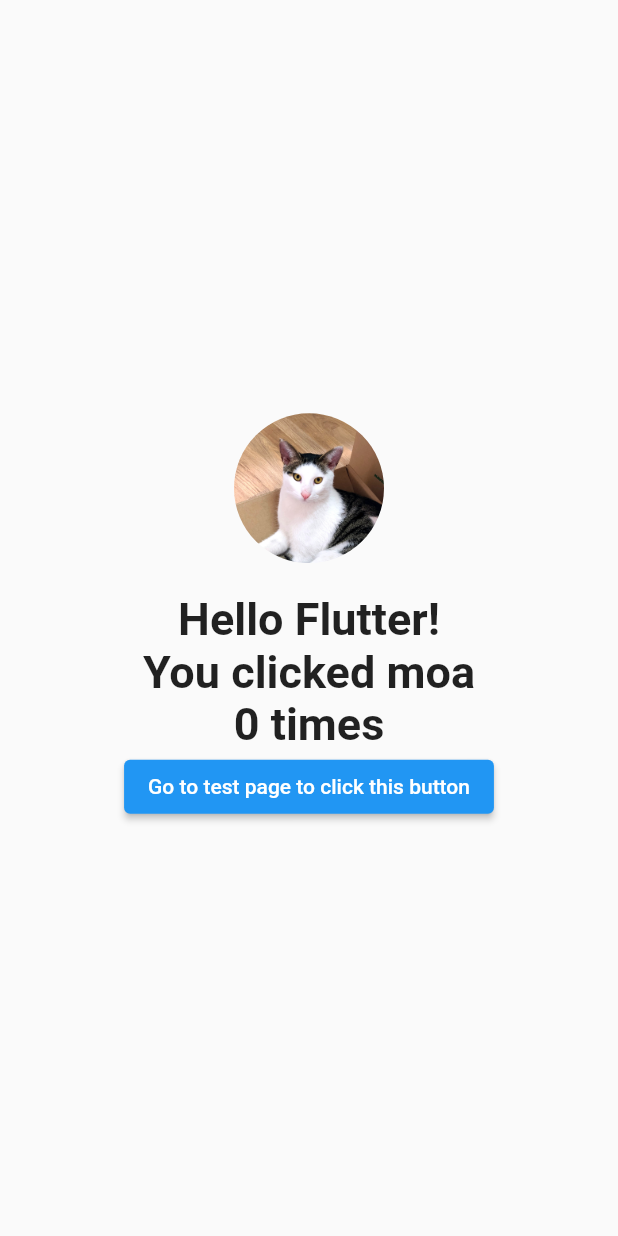
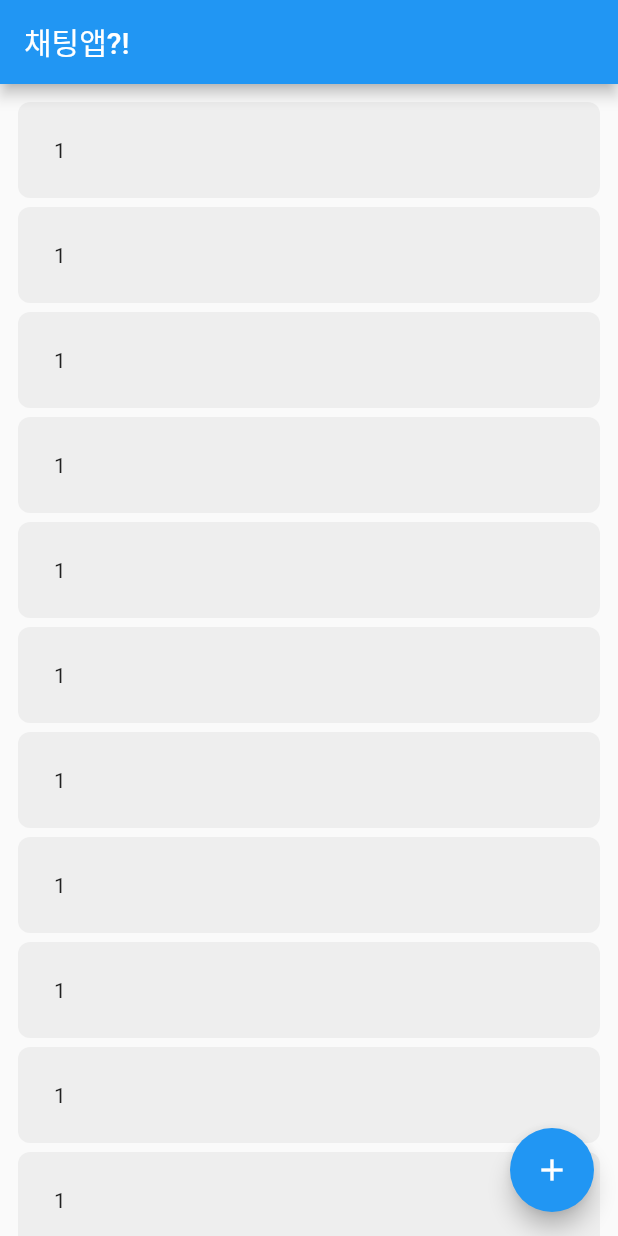
Before and after one commit to hsh2001/flutter-node-chat-app-exam, a Flutter app: the screen it shows after launch, on a phone screen of 412 x 824 dp. Run offline on Flutter 3.47's test engine with Material 2 defaults, Android fonts, the phone set to English and light mode, and no system bars; our stand-ins replace get.

Commit message:
Create UI

```diff
--- a/client/lib/constant.dart
+++ b/client/lib/constant.dart
@@ -3,3 +3,5 @@
 import 'package:flutter/material.dart';
 
 const primaryColor = Colors.red;
+
+const apiServerURL = 'localhost:3000';
--- a/client/lib/main.dart
+++ b/client/lib/main.dart
@@ -1,10 +1,7 @@
 import 'package:flutter/material.dart';
 import 'package:get/get.dart';
-import 'package:provider/provider.dart';
 
-import 'provider/count_provider.dart';
 import 'screen/home_screen.dart';
-import 'screen/test_screen.dart';
 
 void main() => runApp(const MyApp());
 
@@ -13,21 +10,10 @@ class MyApp extends StatelessWidget {
 
   @override
   Widget build(BuildContext context) {
-    return MultiProvider(
-      providers: [
-        ChangeNotifierProvider(create: (context) => CountProvider()),
-      ],
-      child: GetMaterialApp(
-        title: 'Hello flutter',
-        theme: ThemeData(primaryColor: Colors.blue),
-        home: const HomeScreen(),
-        getPages: [
-          GetPage(
-            name: '/test',
-            page: () => const TestScreen(),
-          ),
-        ],
-      ),
+    return GetMaterialApp(
+      title: 'Hello flutter',
+      theme: ThemeData(primaryColor: Colors.blue),
+      home: const HomeScreen(),
     );
   }
 }
--- a/client/lib/screen/home_screen.dart
+++ b/client/lib/screen/home_screen.dart
@@ -1,50 +1,48 @@
 import 'package:flutter/material.dart';
+import 'package:flutter_application_1/screen/chat_screen.dart';
+import 'package:flutter_application_1/screen/create_room_screen.dart';
 import 'package:get/get.dart';
-import 'package:provider/provider.dart';
-
-import '../provider/count_provider.dart';
 
 class HomeScreen extends StatelessWidget {
   const HomeScreen({Key? key}) : super(key: key);
 
   @override
   Widget build(BuildContext context) {
-    final countProvider = Provider.of<CountProvider>(context);
-
     return Scaffold(
-      body: Column(
-        mainAxisAlignment: MainAxisAlignment.center,
-        crossAxisAlignment: CrossAxisAlignment.center,
-        children: [
-          GestureDetector(
-            onTap: countProvider.up,
-            child: ClipRRect(
-              borderRadius: BorderRadius.circular(100),
-              child: Image.asset(
-                'images/moa.jpg',
-                width: 100,
-                height: 100,
-              ),
-            ),
-          ),
-          Padding(
-            padding: const EdgeInsets.only(top: 20),
-            child: Center(
-              child: Text(
-                'Hello Flutter!\nYou clicked moa\n${countProvider.count} times',
-                textAlign: TextAlign.center,
-                style: const TextStyle(
-                  fontSize: 30,
-                  fontWeight: FontWeight.bold,
+      appBar: AppBar(
+        title: const Text('채팅앱?!'),
+      ),
+      floatingActionButton: FloatingActionButton(
+        onPressed: () => Get.to(() => const CreateRoomScreen()),
+        child: const Icon(Icons.add),
+      ),
+      body: SingleChildScrollView(
+        child: Container(
+          margin: const EdgeInsets.only(top: 12),
+          child: Column(
+            children: [
+              ...List.generate(
+                30,
+                (index) => InkWell(
+                  onTap: () => Get.to(() => const ChatScreen()),
+                  child: Container(
+                    width: Get.width - 24,
+                    margin: const EdgeInsets.only(left: 12, bottom: 6),
+                    padding: const EdgeInsets.all(24),
+                    decoration: const BoxDecoration(
+                      color: Color(0xffeeeeee),
+                      borderRadius: BorderRadius.all(
+                        Radius.circular(8),
+                      ),
+                    ),
+                    child: const Text("1"),
+                  ),
                 ),
               ),
-            ),
+              const SizedBox(height: 60),
+            ],
           ),
-          ElevatedButton(
-            onPressed: () => Get.toNamed('/test'),
-            child: const Text('Go to test page to click this button'),
-          ),
-        ],
+        ),
       ),
     );
   }
```
Also changed, not shown: client/lib/screen/chat_screen.dart (added, +79 -0 lines), client/lib/screen/create_room_screen.dart (added, +38 -0 lines), client/pubspec.lock.
